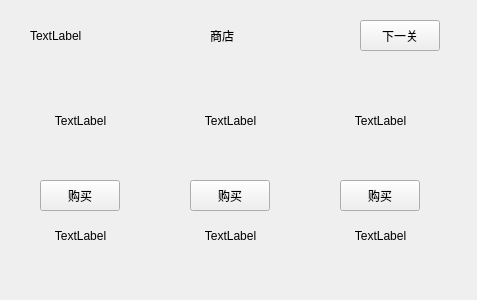
The window that goldMiner/shop.ui (fatty-belly/QT-goldMiner) describes before a commit, drawn with Qt 5.
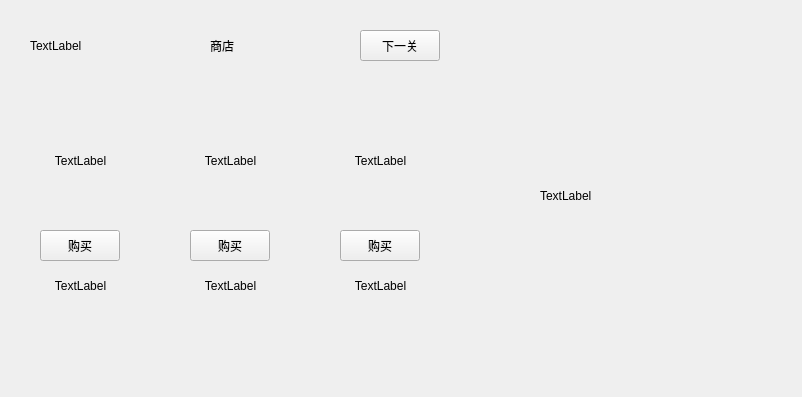
The same window after the commit. Icons and pictures are not drawn.

```diff
--- a/goldMiner/shop.ui
+++ b/goldMiner/shop.ui
@@ -6,8 +6,8 @@
    <rect>
     <x>0</x>
     <y>0</y>
-    <width>477</width>
-    <height>300</height>
+    <width>802</width>
+    <height>397</height>
    </rect>
   </property>
   <property name="windowTitle">
@@ -23,7 +23,7 @@
    <property name="geometry">
     <rect>
      <x>40</x>
-     <y>180</y>
+     <y>230</y>
      <width>80</width>
      <height>31</height>
     </rect>
@@ -46,7 +46,7 @@
    <property name="geometry">
     <rect>
      <x>190</x>
-     <y>180</y>
+     <y>230</y>
      <width>80</width>
      <height>31</height>
     </rect>
@@ -69,7 +69,7 @@
    <property name="geometry">
     <rect>
      <x>340</x>
-     <y>180</y>
+     <y>230</y>
      <width>80</width>
      <height>31</height>
     </rect>
@@ -92,7 +92,7 @@
    <property name="geometry">
     <rect>
      <x>10</x>
-     <y>210</y>
+     <y>260</y>
      <width>141</width>
      <height>51</height>
     </rect>
@@ -111,7 +111,7 @@
    <property name="geometry">
     <rect>
      <x>160</x>
-     <y>210</y>
+     <y>260</y>
      <width>141</width>
      <height>51</height>
     </rect>
@@ -130,7 +130,7 @@
    <property name="geometry">
     <rect>
      <x>310</x>
-     <y>210</y>
+     <y>260</y>
      <width>141</width>
      <height>51</height>
     </rect>
@@ -149,7 +149,7 @@
    <property name="geometry">
     <rect>
      <x>360</x>
-     <y>20</y>
+     <y>30</y>
      <width>80</width>
      <height>31</height>
     </rect>
@@ -162,7 +162,7 @@
    <property name="geometry">
     <rect>
      <x>210</x>
-     <y>20</y>
+     <y>30</y>
      <width>91</width>
      <height>31</height>
     </rect>
@@ -175,7 +175,7 @@
    <property name="geometry">
     <rect>
      <x>30</x>
-     <y>20</y>
+     <y>30</y>
      <width>121</width>
      <height>31</height>
     </rect>
@@ -188,7 +188,7 @@
    <property name="geometry">
     <rect>
      <x>40</x>
-     <y>80</y>
+     <y>120</y>
      <width>81</width>
      <height>81</height>
     </rect>
@@ -207,7 +207,7 @@
    <property name="geometry">
     <rect>
      <x>190</x>
-     <y>80</y>
+     <y>120</y>
      <width>81</width>
      <height>81</height>
     </rect>
@@ -226,7 +226,7 @@
    <property name="geometry">
     <rect>
      <x>340</x>
-     <y>80</y>
+     <y>120</y>
      <width>81</width>
      <height>81</height>
     </rect>
@@ -244,6 +244,22 @@
     <bool>false</bool>
    </property>
   </widget>
+  <widget class="QLabel" name="label_8">
+   <property name="geometry">
+    <rect>
+     <x>540</x>
+     <y>0</y>
+     <width>201</width>
+     <height>391</height>
+    </rect>
+   </property>
+   <property name="autoFillBackground">
+    <bool>true</bool>
+   </property>
+   <property name="text">
+    <string>TextLabel</string>
+   </property>
+  </widget>
  </widget>
  <resources/>
  <connections/>
```
